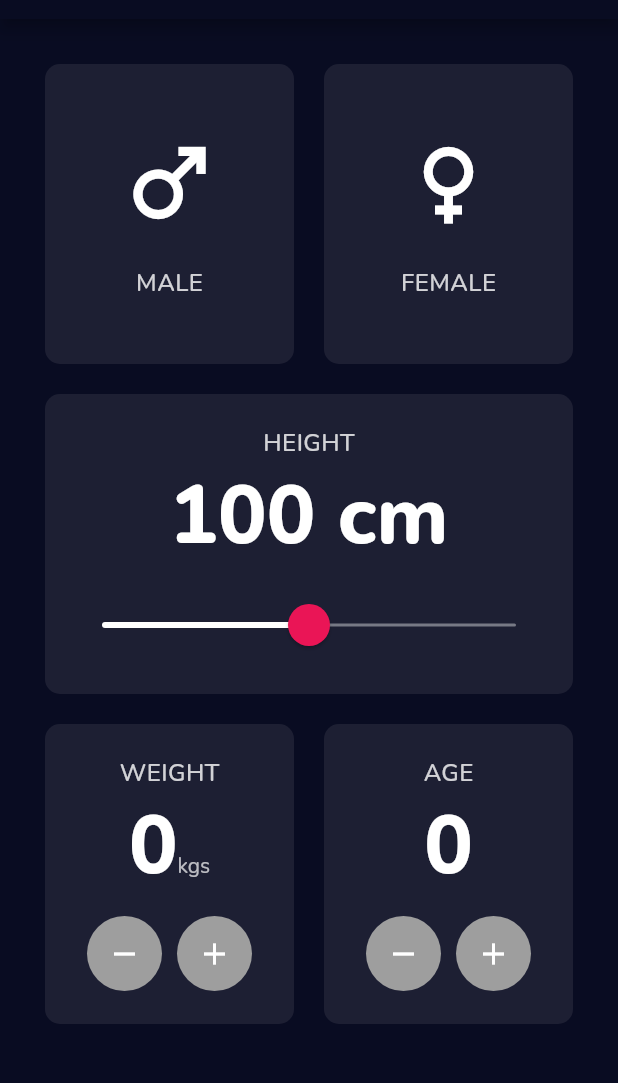
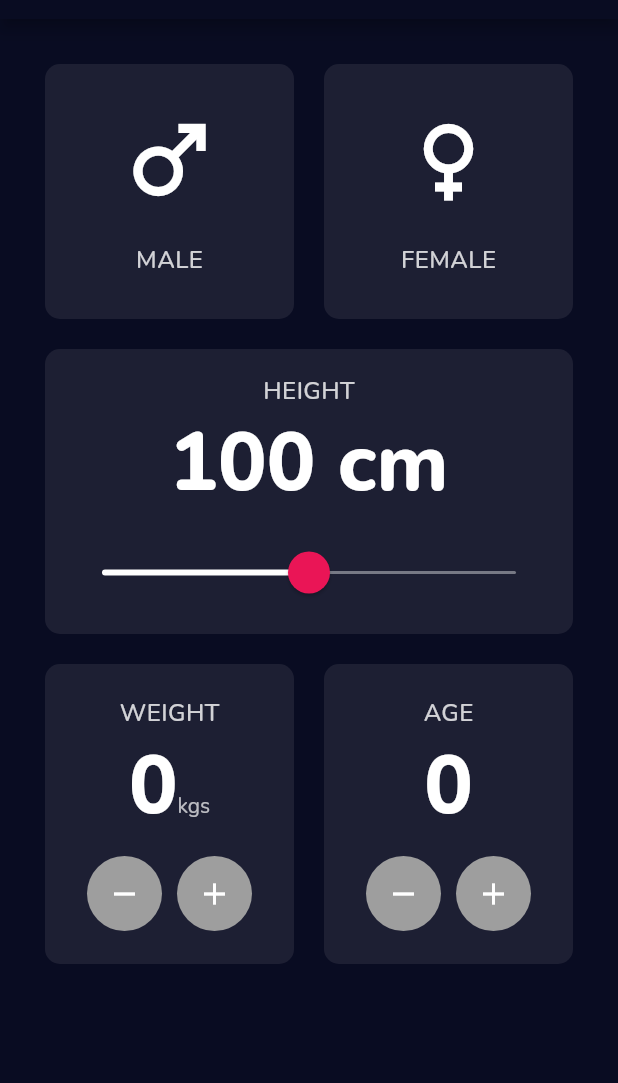
Before and after one commit to ManuelWandeto/bmi_calculaor, a Flutter app: the screen it shows after launch, on a phone screen of 412 x 824 dp, the part 65-1148 px from its top. Run offline on Flutter 3.47's test engine with Material 2 defaults, Android fonts, the phone set to English and light mode, and no system bars.

Commit message:
update height and gender input card heights

```diff
--- a/lib/components/gender_input.dart
+++ b/lib/components/gender_input.dart
@@ -9,7 +9,7 @@ class GenderInput extends StatelessWidget {
   @override
   Widget build(BuildContext context) {
     return CardBox(
-      height: 200,
+      height: 170,
       child: Align(
         alignment: Alignment.center,
         child: Column(
--- a/lib/components/height_input.dart
+++ b/lib/components/height_input.dart
@@ -15,7 +15,7 @@ class _HeightInputState extends State<HeightInput> {
   @override
   Widget build(BuildContext context) {
     return CardBox(
-      height: 200,
+      height: 190,
       child: Column(
         crossAxisAlignment: CrossAxisAlignment.center,
         mainAxisAlignment: MainAxisAlignment.center,
```
